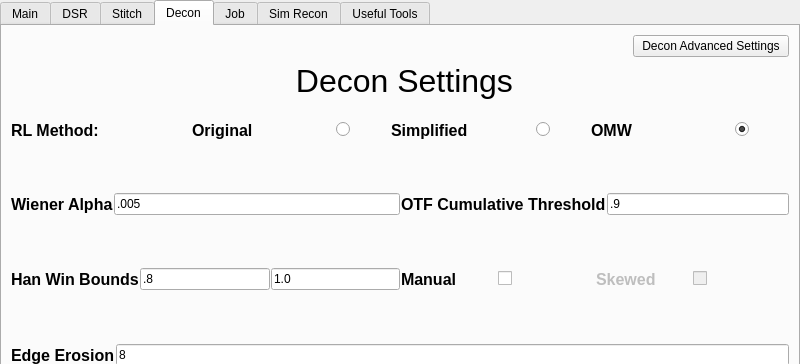
First picture: the form in src/mainwindow.ui, repository abcucberkeley/PetaKit5D-GUI, before the edit; both pictures show x 0 to 800 and y 0 to 364 of the 800 by 600 pixel window.
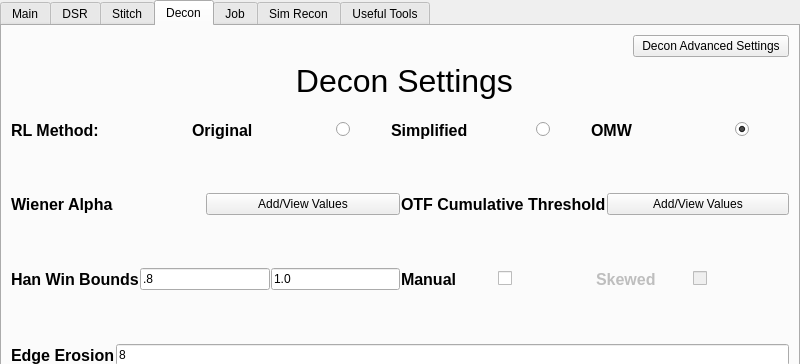
Second picture: the form after the edit. The open tabs and pages were chosen to show the change.

Commit message: Updated LS Image Paths, Background Paths, Wiener Alpha, and OTF Cumulative Threshold to be channel specific

Patch:
```diff
--- a/src/mainwindow.ui
+++ b/src/mainwindow.ui
@@ -2291,9 +2291,9 @@
              </widget>
             </item>
             <item>
-             <widget class="QLineEdit" name="wienerAlphaLineEdit">
+             <widget class="QPushButton" name="wienerAlphaButton">
               <property name="text">
-               <string>.005</string>
+               <string>Add/View Values</string>
               </property>
              </widget>
             </item>
@@ -2315,9 +2315,9 @@
              </widget>
             </item>
             <item>
-             <widget class="QLineEdit" name="otfCumThreshLineEdit">
+             <widget class="QPushButton" name="otfCumThreshButton">
               <property name="text">
-               <string>.9</string>
+               <string>Add/View Values</string>
               </property>
              </widget>
             </item>
```
The commit also changes 6 other files.
